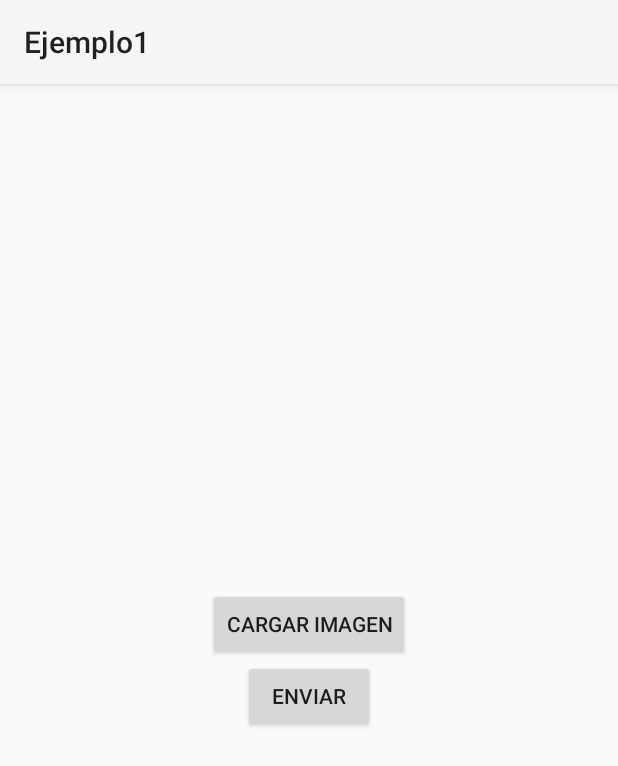
After one commit to Daniel33god/ProEcoEnlaceApp, an Android app: the tomarFoto screen opened directly, with no data from a screen before it, on a phone screen of 412 x 824 dp. The commit adds this screen. Shown: the top 766 px of the screen. Run offline under Robolectric (Android 15) with nearby library versions, the phone set to English and light mode, and no system bars.

Commit message:
Prueba de modificacion 5

```diff
--- a/app/src/main/AndroidManifest.xml
+++ b/app/src/main/AndroidManifest.xml
@@ -12,6 +12,9 @@
         android:supportsRtl="true"
         android:theme="@style/Theme.Ejemplo1"
         tools:targetApi="31">
+        <activity
+            android:name=".tomarFoto"
+            android:exported="false" />
         <activity
             android:name=".MetodoPago"
             android:exported="false" />
--- a/app/src/main/java/com/example/ejemplo1/MainActivity.kt
+++ b/app/src/main/java/com/example/ejemplo1/MainActivity.kt
@@ -27,6 +27,13 @@ class MainActivity : AppCompatActivity() {
             startActivity(intent) // Navegar a la nueva pantalla
         }
 
+        // Configurar el botón "Ingresar" para cambiar de pantalla
+        val ingresarButton3 = findViewById<Button>(R.id.button2)
+        ingresarButton3.setOnClickListener {
+            val intent = Intent(this, tomarFoto::class.java)
+            startActivity(intent) // Navegar a la nueva pantalla
+        }
+
         // Buscar el TextView por su ID
         val textView = findViewById<TextView>(R.id.textView)
 
--- /dev/null
+++ b/app/src/main/java/com/example/ejemplo1/tomarFoto.kt
@@ -0,0 +1,31 @@
+package com.example.ejemplo1
+
+import android.os.Bundle
+import android.view.View
+import android.widget.Button
+import android.widget.ImageView
+import androidx.activity.enableEdgeToEdge
+import androidx.appcompat.app.AppCompatActivity
+import androidx.core.view.ViewCompat
+import androidx.core.view.WindowInsetsCompat
+
+class tomarFoto : AppCompatActivity() {
+    override fun onCreate(savedInstanceState: Bundle?) {
+        super.onCreate(savedInstanceState)
+        enableEdgeToEdge()
+        setContentView(R.layout.activity_tomar_foto)
+        ViewCompat.setOnApplyWindowInsetsListener(findViewById(R.id.main)) { v, insets ->
+            val systemBars = insets.getInsets(WindowInsetsCompat.Type.systemBars())
+            v.setPadding(systemBars.left, systemBars.top, systemBars.right, systemBars.bottom)
+            insets
+        }
+        val btnLoadImage = findViewById<Button>(R.id.btnLoadImage)
+        val imageView = findViewById<ImageView>(R.id.imageView)
+
+        btnLoadImage.setOnClickListener {
+            // Cargar la imagen desde los recursos drawable
+            imageView.setImageResource(R.drawable.basurareciclada)
+            imageView.visibility = View.VISIBLE
+        }
+    }
+}
--- /dev/null
+++ b/app/src/main/res/layout/activity_tomar_foto.xml
@@ -0,0 +1,42 @@
+<?xml version="1.0" encoding="utf-8"?>
+<androidx.constraintlayout.widget.ConstraintLayout xmlns:android="http://schemas.android.com/apk/res/android"
+    xmlns:app="http://schemas.android.com/apk/res-auto"
+    xmlns:tools="http://schemas.android.com/tools"
+    android:id="@+id/main"
+    android:layout_width="match_parent"
+    android:layout_height="match_parent"
+    tools:context=".tomarFoto">
+
+
+    <LinearLayout
+        android:layout_width="match_parent"
+        android:layout_height="match_parent"
+        android:orientation="vertical"
+        android:gravity="center"
+        android:padding="16dp">
+
+        <!-- Botón para cargar la imagen -->
+
+        <!-- ImageView donde se mostrará la imagen -->
+        <Button
+            android:id="@+id/btnLoadImage"
+            android:layout_width="wrap_content"
+            android:layout_height="wrap_content"
+            android:text="Cargar Imagen" />
+
+        <ImageView
+            android:id="@+id/imageView"
+            android:layout_width="200dp"
+            android:layout_height="200dp"
+            android:layout_marginTop="16dp"
+            android:visibility="gone" />
+
+        <Button
+            android:id="@+id/button6"
+            android:layout_width="wrap_content"
+            android:layout_height="wrap_content"
+            android:text="Enviar" /> <!-- Inicialmente invisible -->
+    </LinearLayout>
+
+
+</androidx.constraintlayout.widget.ConstraintLayout>
```
Also changed, not shown: app/src/main/res/drawable/basurareciclada.jpg (added).
